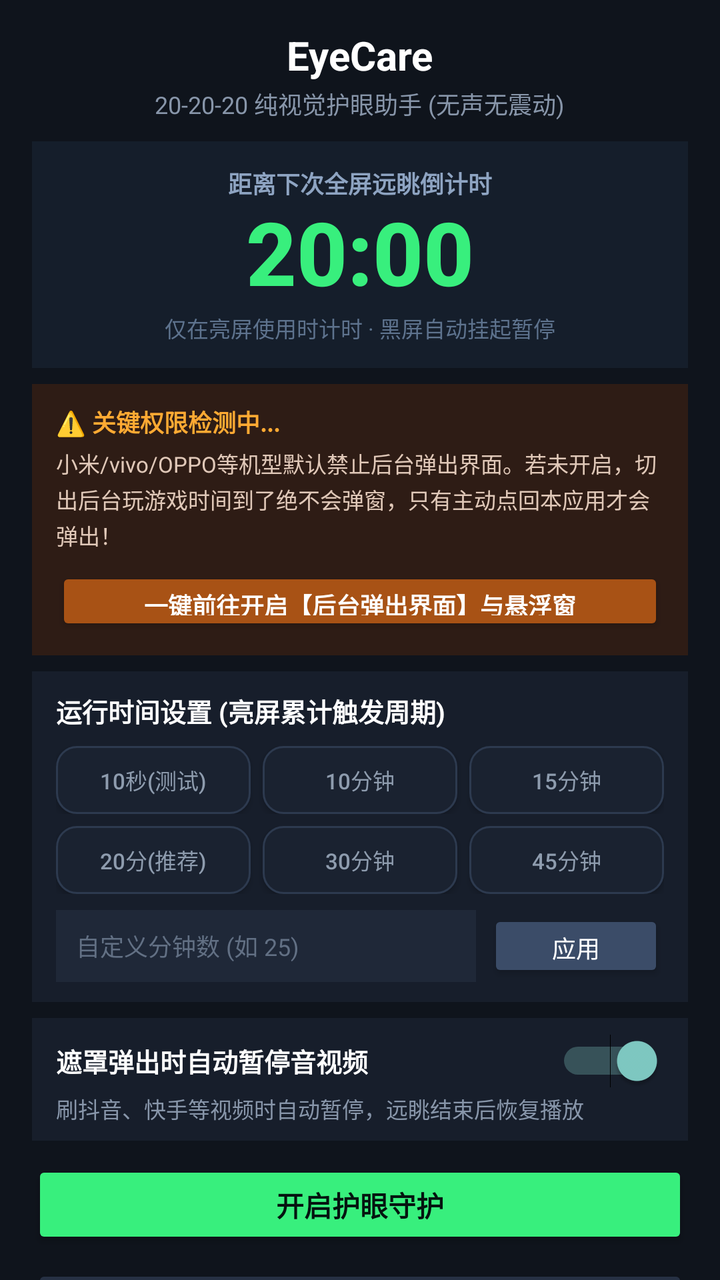
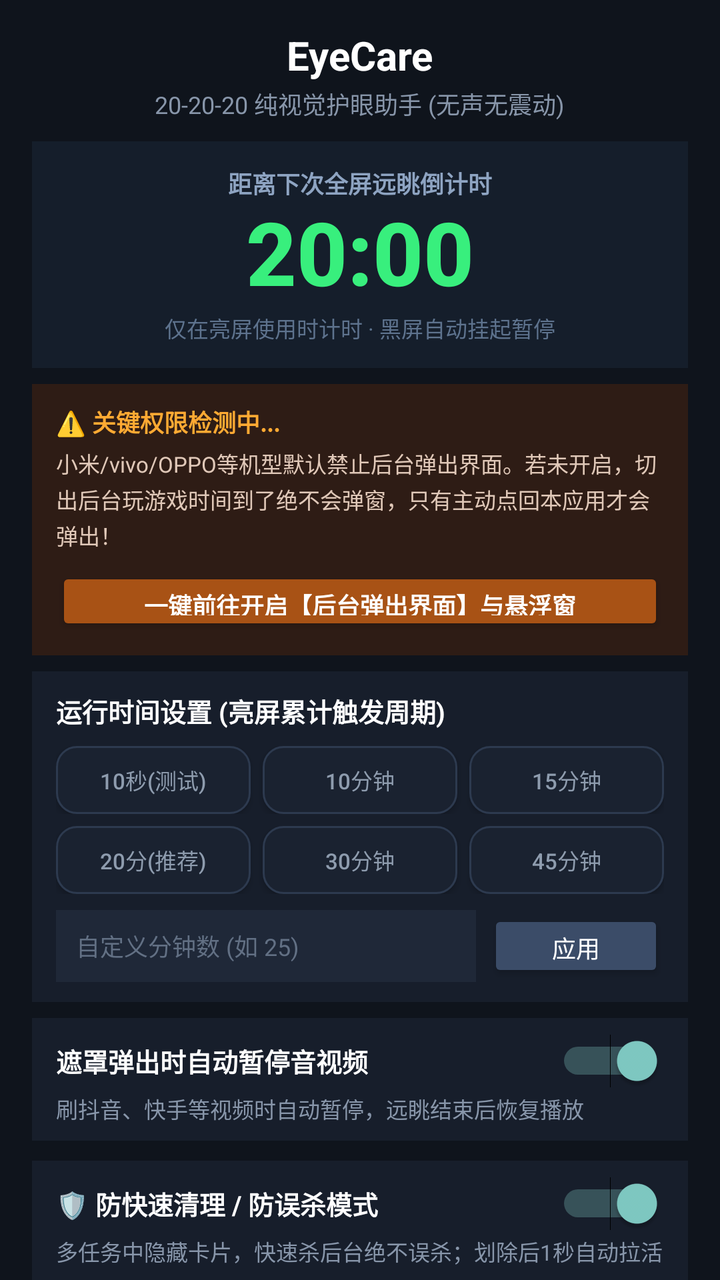

Compare the two renders of this Android layout. The source of the first and the diff that turns it into the second are given below.
<!-- AndroidManifest.xml: application theme Theme.EyeCare -->
<!-- res/layout/activity_main.xml -->
<?xml version="1.0" encoding="utf-8"?>
<ScrollView xmlns:android="http://schemas.android.com/apk/res/android"
    android:layout_width="match_parent"
    android:layout_height="match_parent"
    android:fillViewport="true"
    android:scrollbars="none"
    android:overScrollMode="never"
    android:background="#0F141C">

    <LinearLayout
        android:layout_width="match_parent"
        android:layout_height="wrap_content"
        android:orientation="vertical"
        android:paddingStart="16dp"
        android:paddingEnd="16dp"
        android:paddingTop="12dp"
        android:paddingBottom="12dp"
        android:gravity="center_horizontal">

        
        <TextView
            android:layout_width="wrap_content"
            android:layout_height="wrap_content"
            android:text="@string/app_name"
            android:textColor="#FFFFFF"
            android:textSize="20sp"
            android:textStyle="bold"
            android:layout_marginTop="2dp" />

        <TextView
            android:layout_width="wrap_content"
            android:layout_height="wrap_content"
            android:text="20-20-20 纯视觉护眼助手 (无声无震动)"
            android:textColor="#8896AA"
            android:textSize="12sp"
            android:layout_marginTop="2dp" />

        
        <LinearLayout
            android:layout_width="match_parent"
            android:layout_height="wrap_content"
            android:orientation="vertical"
            android:background="#151E2B"
            android:paddingTop="12dp"
            android:paddingBottom="12dp"
            android:paddingStart="16dp"
            android:paddingEnd="16dp"
            android:layout_marginTop="10dp"
            android:layout_marginBottom="8dp"
            android:gravity="center">

            <TextView
                android:layout_width="wrap_content"
                android:layout_height="wrap_content"
                android:text="距离下次全屏远眺倒计时"
                android:textColor="#8EA4C2"
                android:textSize="12sp"
                android:textStyle="bold" />

            
            <TextView
                android:id="@+id/tvUsageCountdown"
                android:layout_width="wrap_content"
                android:layout_height="wrap_content"
                android:text="20:00"
                android:textColor="#38EF7D"
                android:textSize="44sp"
                android:textStyle="bold"
                android:fontFamily="sans-serif-medium"
                android:includeFontPadding="false"
                android:layout_marginTop="2dp"
                android:layout_marginBottom="2dp" />

            <TextView
                android:id="@+id/tvCountdownTip"
                android:layout_width="wrap_content"
                android:layout_height="wrap_content"
                android:text="仅在亮屏使用时计时 · 黑屏自动挂起暂停"
                android:textColor="#5E738E"
                android:textSize="11sp" />
        </LinearLayout>

        
        <LinearLayout
            android:id="@+id/layoutPermissionCard"
            android:layout_width="match_parent"
            android:layout_height="wrap_content"
            android:orientation="vertical"
            android:background="#2E1C15"
            android:paddingTop="10dp"
            android:paddingBottom="10dp"
            android:paddingStart="12dp"
            android:paddingEnd="12dp"
            android:layout_marginBottom="8dp">

            <TextView
                android:id="@+id/tvPermissionTitle"
                android:layout_width="wrap_content"
                android:layout_height="wrap_content"
                android:text="⚠️ 关键权限检测中..."
                android:textColor="#FFAA33"
                android:textSize="12sp"
                android:textStyle="bold"
                android:layout_marginBottom="4dp" />

            <TextView
                android:id="@+id/tvPermissionDesc"
                android:layout_width="match_parent"
                android:layout_height="wrap_content"
                android:text="小米/vivo/OPPO等机型默认禁止后台弹出界面。若未开启，切出后台玩游戏时间到了绝不会弹窗，只有主动点回本应用才会弹出！"
                android:textColor="#E0C8B8"
                android:textSize="11sp"
                android:lineSpacingExtra="2dp"
                android:layout_marginBottom="8dp" />

            <Button
                android:id="@+id/btnOpenSpecialPermissions"
                android:layout_width="match_parent"
                android:layout_height="34dp"
                android:text="一键前往开启【后台弹出界面】与悬浮窗"
                android:textColor="#FFFFFF"
                android:backgroundTint="#A85215"
                android:textSize="12sp"
                android:textStyle="bold" />
        </LinearLayout>

        
        <LinearLayout
            android:layout_width="match_parent"
            android:layout_height="wrap_content"
            android:orientation="vertical"
            android:background="#171E2B"
            android:paddingTop="10dp"
            android:paddingBottom="10dp"
            android:paddingStart="12dp"
            android:paddingEnd="12dp"
            android:layout_marginBottom="8dp">

            <TextView
                android:layout_width="wrap_content"
                android:layout_height="wrap_content"
                android:text="运行时间设置 (亮屏累计触发周期)"
                android:textColor="#FFFFFF"
                android:textSize="13sp"
                android:textStyle="bold"
                android:layout_marginBottom="8dp" />

            
            <LinearLayout
                android:layout_width="match_parent"
                android:layout_height="wrap_content"
                android:orientation="horizontal"
                android:layout_marginBottom="6dp">

                <Button
                    android:id="@+id/btnCycle10s"
                    android:layout_width="0dp"
                    android:layout_height="34dp"
                    android:layout_weight="1"
                    android:text="10秒(测试)"
                    android:textColor="#8E9CAE"
                    android:background="@drawable/bg_btn_preset_inactive"
                    android:textSize="11sp"
                    android:layout_marginEnd="6dp" />

                <Button
                    android:id="@+id/btnCycle10m"
                    android:layout_width="0dp"
                    android:layout_height="34dp"
                    android:layout_weight="1"
                    android:text="10分钟"
                    android:textColor="#8E9CAE"
                    android:background="@drawable/bg_btn_preset_inactive"
                    android:textSize="11sp"
                    android:layout_marginEnd="6dp" />

                <Button
                    android:id="@+id/btnCycle15m"
                    android:layout_width="0dp"
                    android:layout_height="34dp"
                    android:layout_weight="1"
                    android:text="15分钟"
                    android:textColor="#8E9CAE"
                    android:background="@drawable/bg_btn_preset_inactive"
                    android:textSize="11sp" />
            </LinearLayout>

            
            <LinearLayout
                android:layout_width="match_parent"
                android:layout_height="wrap_content"
                android:orientation="horizontal"
                android:layout_marginBottom="8dp">

                <Button
                    android:id="@+id/btnCycle20m"
                    android:layout_width="0dp"
                    android:layout_height="34dp"
                    android:layout_weight="1"
                    android:text="20分(推荐)"
                    android:textColor="#8E9CAE"
                    android:background="@drawable/bg_btn_preset_inactive"
                    android:textSize="11sp"
                    android:layout_marginEnd="6dp" />

                <Button
                    android:id="@+id/btnCycle30m"
                    android:layout_width="0dp"
                    android:layout_height="34dp"
                    android:layout_weight="1"
                    android:text="30分钟"
                    android:textColor="#8E9CAE"
                    android:background="@drawable/bg_btn_preset_inactive"
                    android:textSize="11sp"
                    android:layout_marginEnd="6dp" />

                <Button
                    android:id="@+id/btnCycle45m"
                    android:layout_width="0dp"
                    android:layout_height="34dp"
                    android:layout_weight="1"
                    android:text="45分钟"
                    android:textColor="#8E9CAE"
                    android:background="@drawable/bg_btn_preset_inactive"
                    android:textSize="11sp" />
            </LinearLayout>

            
            <LinearLayout
                android:layout_width="match_parent"
                android:layout_height="wrap_content"
                android:orientation="horizontal"
                android:gravity="center_vertical">

                <EditText
                    android:id="@+id/etCustomMinutes"
                    android:layout_width="0dp"
                    android:layout_height="36dp"
                    android:layout_weight="1"
                    android:hint="自定义分钟数 (如 25)"
                    android:textColorHint="#627084"
                    android:textColor="#FFFFFF"
                    android:background="#1F2838"
                    android:paddingStart="10dp"
                    android:paddingEnd="10dp"
                    android:inputType="number"
                    android:textSize="12sp"
                    android:layout_marginEnd="6dp" />

                <Button
                    android:id="@+id/btnApplyCustomCycle"
                    android:layout_width="wrap_content"
                    android:layout_height="36dp"
                    android:text="应用"
                    android:textColor="#FFFFFF"
                    android:backgroundTint="#3B4C68"
                    android:textSize="12sp" />
            </LinearLayout>
        </LinearLayout>

        
        <LinearLayout
            android:layout_width="match_parent"
            android:layout_height="wrap_content"
            android:orientation="vertical"
            android:background="#171E2B"
            android:paddingTop="8dp"
            android:paddingBottom="8dp"
            android:paddingStart="12dp"
            android:paddingEnd="12dp"
            android:layout_marginBottom="10dp">

            <Switch
                android:id="@+id/switchPauseMedia"
                android:layout_width="match_parent"
                android:layout_height="wrap_content"
                android:text="遮罩弹出时自动暂停音视频"
                android:textColor="#FFFFFF"
                android:textSize="13sp"
                android:textStyle="bold"
                android:checked="true" />

            <TextView
                android:layout_width="wrap_content"
                android:layout_height="wrap_content"
                android:text="刷抖音、快手等视频时自动暂停，远眺结束后恢复播放"
                android:textColor="#8896AA"
                android:textSize="11sp"
                android:layout_marginTop="2dp" />
        </LinearLayout>

        
        <Button
            android:id="@+id/btnToggleService"
            android:layout_width="match_parent"
            android:layout_height="44dp"
            android:text="开启护眼守护"
            android:textColor="#051410"
            android:backgroundTint="#38EF7D"
            android:textStyle="bold"
            android:textSize="14sp"
            android:layout_marginBottom="8dp" />

        <Button
            android:id="@+id/btnTriggerTest"
            android:layout_width="match_parent"
            android:layout_height="38dp"
            android:text="立即弹出遮罩测试 (20秒)"
            android:textColor="#E0E6F0"
            android:backgroundTint="#263144"
            android:textSize="13sp"
            android:layout_marginBottom="4dp" />

    </LinearLayout>
</ScrollView>
<!-- resources referenced by this layout -->
<resources>
  <!-- drawable bg_btn_preset_inactive (drawable) -->
  <?xml version="1.0" encoding="utf-8"?>
  <shape xmlns:android="http://schemas.android.com/apk/res/android"
      android:shape="rectangle">
      <solid android:color="#1A2230" />
      <corners android:radius="10dp" />
      <stroke
          android:width="1dp"
          android:color="#2D3A4F" />
  </shape>
  <string name="app_name">EyeCare</string>
  <style name="Theme.EyeCare" parent="android:Theme.Material.NoActionBar">
          <item name="android:colorPrimary">@color/primary_accent</item>
          <item name="android:windowBackground">@color/bg_dark</item>
          <item name="android:statusBarColor">@color/bg_dark</item>
          <item name="android:navigationBarColor">@color/bg_dark</item>
      </style>
  <color name="primary_accent">#38EF7D</color>
  <color name="bg_dark">#0F141C</color>
</resources>

<!-- the commit's change to res/layout/activity_main.xml (unified diff, before → after) -->
@@ -290,6 +290,37 @@
         </LinearLayout>
 
         
+        <LinearLayout
+            android:layout_width="match_parent"
+            android:layout_height="wrap_content"
+            android:orientation="vertical"
+            android:background="#171E2B"
+            android:paddingTop="8dp"
+            android:paddingBottom="8dp"
+            android:paddingStart="12dp"
+            android:paddingEnd="12dp"
+            android:layout_marginBottom="10dp">
+
+            <Switch
+                android:id="@+id/switchAntiKill"
+                android:layout_width="match_parent"
+                android:layout_height="wrap_content"
+                android:text="🛡️ 防快速清理 / 防误杀模式"
+                android:textColor="#FFFFFF"
+                android:textSize="13sp"
+                android:textStyle="bold"
+                android:checked="true" />
+
+            <TextView
+                android:layout_width="wrap_content"
+                android:layout_height="wrap_content"
+                android:text="多任务中隐藏卡片，快速杀后台绝不误杀；划除后1秒自动拉活"
+                android:textColor="#8896AA"
+                android:textSize="11sp"
+                android:layout_marginTop="2dp" />
+        </LinearLayout>
+
+        
         <Button
             android:id="@+id/btnToggleService"
             android:layout_width="match_parent"
